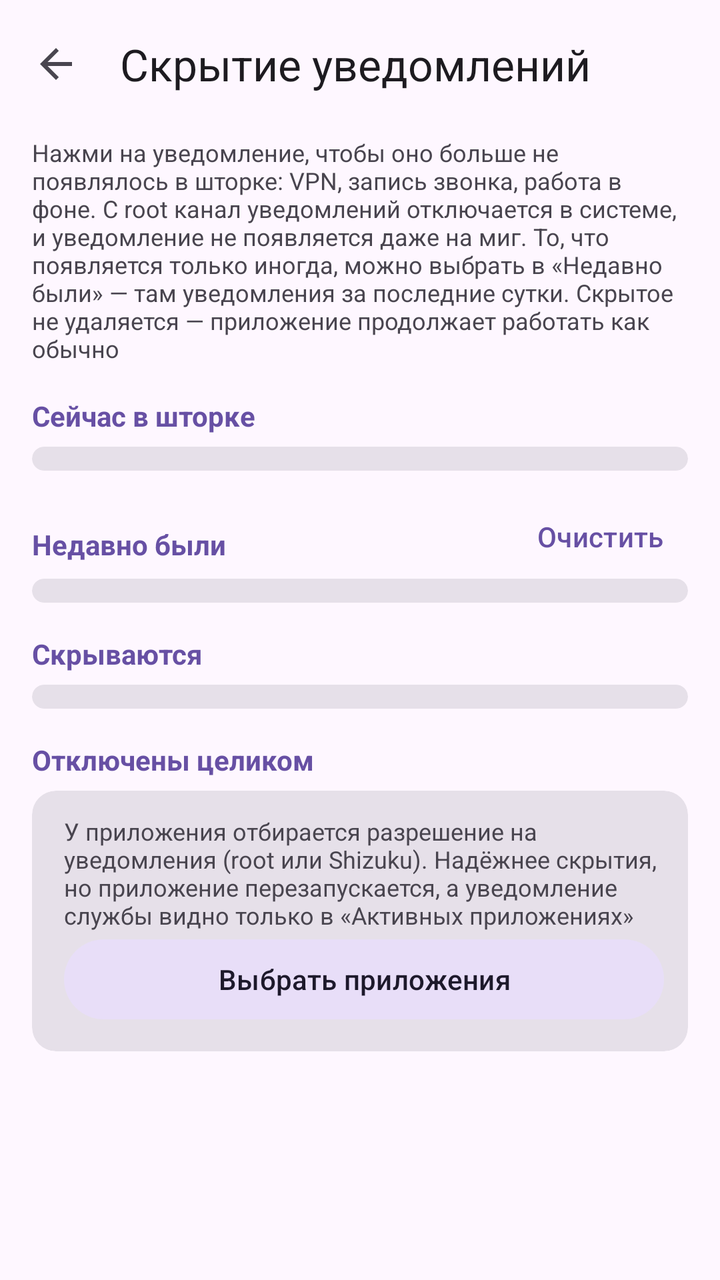
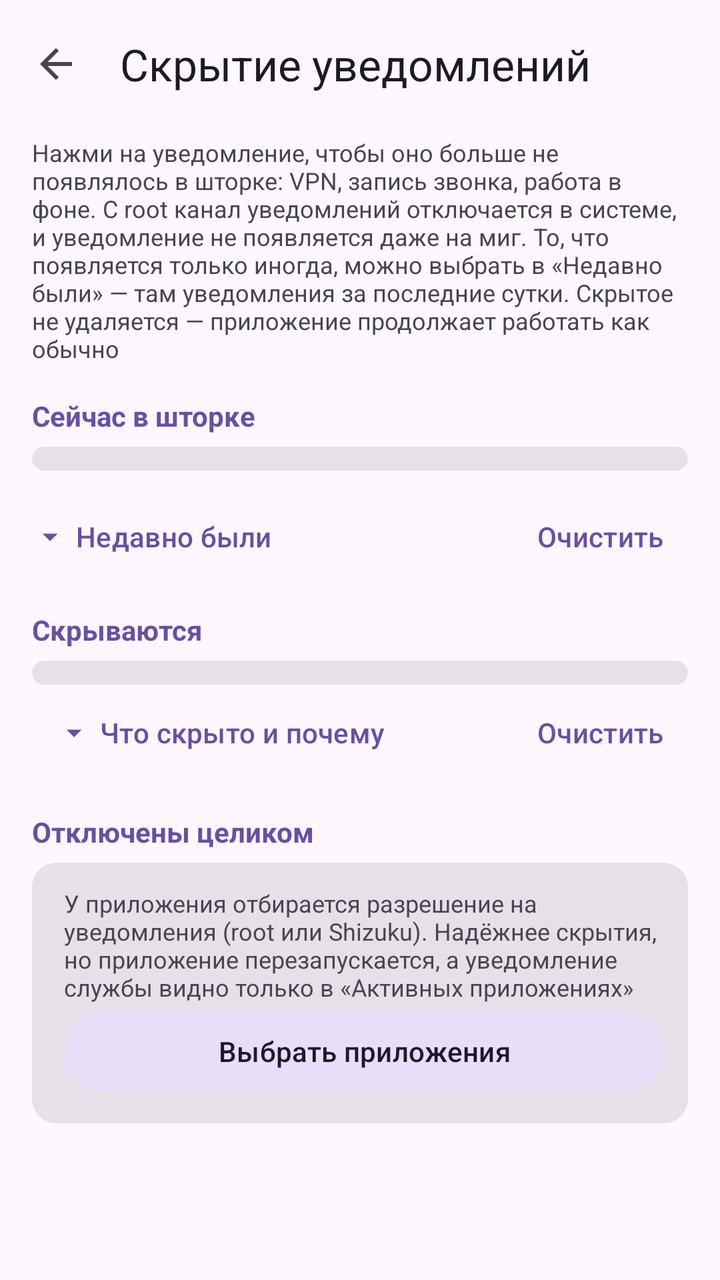

Two renders of the same Android screen: before a commit and after it. Below are the layout's source before the change and the commit's diff.
<!-- AndroidManifest.xml: application theme Theme.NetModeSwitch -->
<!-- res/layout/activity_notif_hide.xml -->
<?xml version="1.0" encoding="utf-8"?>
<LinearLayout xmlns:android="http://schemas.android.com/apk/res/android"
    xmlns:app="http://schemas.android.com/apk/res-auto"
    android:layout_width="match_parent"
    android:layout_height="match_parent"
    android:fitsSystemWindows="true"
    android:orientation="vertical">

    <com.google.android.material.appbar.MaterialToolbar
        android:id="@+id/toolbar"
        android:layout_width="match_parent"
        android:layout_height="wrap_content"
        app:navigationIcon="?attr/homeAsUpIndicator"
        app:title="@string/hide_title" />

    <ScrollView
        android:layout_width="match_parent"
        android:layout_height="match_parent"
        android:clipToPadding="false">

        <LinearLayout
            android:layout_width="match_parent"
            android:layout_height="wrap_content"
            android:orientation="vertical"
            android:paddingStart="16dp"
            android:paddingEnd="16dp"
            android:paddingBottom="24dp">

            <TextView
                style="@style/NMS.Hint"
                android:layout_marginTop="4dp"
                android:text="@string/hide_hint" />

            
            <LinearLayout
                android:id="@+id/noAccess"
                android:layout_width="match_parent"
                android:layout_height="wrap_content"
                android:layout_marginTop="12dp"
                android:orientation="vertical"
                android:visibility="gone">

                <TextView
                    style="@style/NMS.Hint"
                    android:textColor="?attr/colorError"
                    android:text="@string/hide_no_access" />

                <com.google.android.material.button.MaterialButton
                    android:id="@+id/grant"
                    style="@style/NMS.PickButton"
                    android:layout_marginTop="6dp"
                    android:text="@string/hide_grant" />
            </LinearLayout>

            <TextView
                style="@style/NMS.Section"
                android:text="@string/hide_sec_shade" />

            <com.google.android.material.card.MaterialCardView style="@style/NMS.Card">

                <LinearLayout
                    android:id="@+id/shadeList"
                    android:layout_width="match_parent"
                    android:layout_height="wrap_content"
                    android:orientation="vertical" />
            </com.google.android.material.card.MaterialCardView>

            <LinearLayout
                android:layout_width="match_parent"
                android:layout_height="wrap_content"
                android:gravity="center_vertical"
                android:orientation="horizontal">

                <TextView
                    style="@style/NMS.Section"
                    android:layout_width="0dp"
                    android:layout_weight="1"
                    android:text="@string/hide_sec_recent" />

                <com.google.android.material.button.MaterialButton
                    android:id="@+id/recentClear"
                    style="@style/Widget.Material3.Button.TextButton"
                    android:layout_width="wrap_content"
                    android:layout_height="wrap_content"
                    android:layout_marginTop="6dp"
                    android:text="@string/hide_recent_clear" />
            </LinearLayout>

            <com.google.android.material.card.MaterialCardView style="@style/NMS.Card">

                <LinearLayout
                    android:id="@+id/recentList"
                    android:layout_width="match_parent"
                    android:layout_height="wrap_content"
                    android:orientation="vertical" />
            </com.google.android.material.card.MaterialCardView>

            <TextView
                style="@style/NMS.Section"
                android:text="@string/hide_sec_rules" />

            <com.google.android.material.card.MaterialCardView style="@style/NMS.Card">

                <LinearLayout
                    android:id="@+id/ruleList"
                    android:layout_width="match_parent"
                    android:layout_height="wrap_content"
                    android:orientation="vertical" />
            </com.google.android.material.card.MaterialCardView>

            <TextView
                android:id="@+id/blockSection"
                style="@style/NMS.Section"
                android:text="@string/hide_sec_blocked" />

            <com.google.android.material.card.MaterialCardView
                android:id="@+id/blockCard"
                style="@style/NMS.Card">

                <LinearLayout
                    android:layout_width="match_parent"
                    android:layout_height="wrap_content"
                    android:orientation="vertical">

                    <TextView
                        style="@style/NMS.Hint"
                        android:layout_marginTop="6dp"
                        android:text="@string/hide_block_hint" />

                    <LinearLayout
                        android:id="@+id/blockList"
                        android:layout_width="match_parent"
                        android:layout_height="wrap_content"
                        android:orientation="vertical" />

                    <com.google.android.material.button.MaterialButton
                        android:id="@+id/blockPick"
                        style="@style/NMS.PickButton"
                        android:layout_marginBottom="6dp"
                        android:text="@string/hide_block_pick" />
                </LinearLayout>
            </com.google.android.material.card.MaterialCardView>
        </LinearLayout>
    </ScrollView>
</LinearLayout>
<!-- resources referenced by this layout -->
<resources>
  <string name="hide_block_hint">У приложения отбирается разрешение на уведомления (root или Shizuku). Надёжнее скрытия, но приложение перезапускается, а уведомление службы видно только в «Активных приложениях»</string>
  <string name="hide_block_pick">Выбрать приложения</string>
  <string name="hide_grant">Включить доступ к уведомлениям</string>
  <string name="hide_hint">Нажми на уведомление, чтобы оно больше не появлялось в шторке: VPN, запись звонка, работа в фоне. С root канал уведомлений отключается в системе, и уведомление не появляется даже на миг. То, что появляется только иногда, можно выбрать в «Недавно были» — там уведомления за последние сутки. Скрытое не удаляется — приложение продолжает работать как обычно</string>
  <string name="hide_no_access">Нет доступа к уведомлениям — без него ничего не видно и не скрывается</string>
  <string name="hide_recent_clear">Очистить</string>
  <string name="hide_sec_blocked">Отключены целиком</string>
  <string name="hide_sec_recent">Недавно были</string>
  <string name="hide_sec_rules">Скрываются</string>
  <string name="hide_sec_shade">Сейчас в шторке</string>
  <string name="hide_title">Скрытие уведомлений</string>
  <style name="NMS.Card" parent="Widget.Material3.CardView.Filled">
          <item name="android:layout_width">match_parent</item>
          <item name="android:layout_height">wrap_content</item>
          <item name="contentPaddingLeft">16dp</item>
          <item name="contentPaddingRight">12dp</item>
          <item name="contentPaddingTop">6dp</item>
          <item name="contentPaddingBottom">6dp</item>
      </style>
  <style name="NMS.Hint">
          <item name="android:layout_width">match_parent</item>
          <item name="android:layout_height">wrap_content</item>
          <item name="android:textSize">12sp</item>
          <item name="android:textColor">?attr/colorOnSurfaceVariant</item>
          <item name="android:layout_marginTop">2dp</item>
      </style>
  <style name="NMS.PickButton" parent="Widget.Material3.Button.TonalButton">
          <item name="android:layout_width">match_parent</item>
          <item name="android:layout_height">wrap_content</item>
      </style>
  <style name="NMS.Section">
          <item name="android:layout_width">match_parent</item>
          <item name="android:layout_height">wrap_content</item>
          <item name="android:layout_marginTop">16dp</item>
          <item name="android:layout_marginBottom">6dp</item>
          <item name="android:textSize">14sp</item>
          <item name="android:textStyle">bold</item>
          <item name="android:textColor">?attr/colorPrimary</item>
      </style>
  <style name="Theme.NetModeSwitch" parent="Theme.Material3.DayNight.NoActionBar">
          <item name="android:statusBarColor">?attr/colorSurface</item>
          <item name="android:navigationBarColor">?attr/colorSurface</item>
          
          <item name="android:windowLightStatusBar">true</item>
          <item name="android:windowLightNavigationBar">true</item>
      </style>
</resources>

<!-- the commit's change to res/layout/activity_notif_hide.xml (unified diff, before → after) -->
@@ -30,6 +30,18 @@
                 style="@style/NMS.Hint"
                 android:layout_marginTop="4dp"
                 android:text="@string/hide_hint" />
+
+            <TextView
+                android:id="@+id/restoreStatus"
+                style="@style/NMS.Hint"
+                android:textColor="?attr/colorError"
+                android:visibility="gone" />
+
+            <com.google.android.material.button.MaterialButton
+                android:id="@+id/retryRestore"
+                style="@style/NMS.PickButton"
+                android:text="@string/hide_retry_restore"
+                android:visibility="gone" />
 
             
             <LinearLayout
@@ -71,11 +83,19 @@
                 android:gravity="center_vertical"
                 android:orientation="horizontal">
 
-                <TextView
-                    style="@style/NMS.Section"
+                <com.google.android.material.button.MaterialButton
+                    android:id="@+id/recentToggle"
+                    style="@style/Widget.Material3.Button.TextButton"
                     android:layout_width="0dp"
+                    android:layout_height="wrap_content"
+                    android:layout_marginTop="6dp"
                     android:layout_weight="1"
-                    android:text="@string/hide_sec_recent" />
+                    android:gravity="start|center_vertical"
+                    android:minHeight="48dp"
+                    android:paddingStart="0dp"
+                    android:text="@string/hide_sec_recent"
+                    app:icon="@drawable/ic_expand"
+                    app:iconGravity="start" />
 
                 <com.google.android.material.button.MaterialButton
                     android:id="@+id/recentClear"
@@ -86,13 +106,35 @@
                     android:text="@string/hide_recent_clear" />
             </LinearLayout>
 
-            <com.google.android.material.card.MaterialCardView style="@style/NMS.Card">
-
-                <LinearLayout
-                    android:id="@+id/recentList"
-                    android:layout_width="match_parent"
-                    android:layout_height="wrap_content"
-                    android:orientation="vertical" />
+            <com.google.android.material.card.MaterialCardView
+                android:id="@+id/recentCard"
+                style="@style/NMS.Card"
+                android:visibility="gone">
+
+                <LinearLayout
+                    android:layout_width="match_parent"
+                    android:layout_height="wrap_content"
+                    android:orientation="vertical">
+
+                    <com.google.android.material.textfield.TextInputLayout
+                        android:layout_width="match_parent"
+                        android:layout_height="wrap_content"
+                        android:hint="@string/hide_history_search"
+                        app:endIconMode="clear_text">
+                        <com.google.android.material.textfield.TextInputEditText
+                            android:id="@+id/historySearch"
+                            android:layout_width="match_parent"
+                            android:layout_height="wrap_content"
+                            android:inputType="text"
+                            android:singleLine="true" />
+                    </com.google.android.material.textfield.TextInputLayout>
+
+                    <LinearLayout
+                        android:id="@+id/recentList"
+                        android:layout_width="match_parent"
+                        android:layout_height="wrap_content"
+                        android:orientation="vertical" />
+                </LinearLayout>
             </com.google.android.material.card.MaterialCardView>
 
             <TextView
@@ -106,6 +148,50 @@
                     android:layout_width="match_parent"
                     android:layout_height="wrap_content"
                     android:orientation="vertical" />
+            </com.google.android.material.card.MaterialCardView>
+
+            <LinearLayout
+                android:layout_width="match_parent"
+                android:layout_height="wrap_content"
+                android:gravity="center_vertical"
+                android:orientation="horizontal">
+
+                <com.google.android.material.button.MaterialButton
+                    android:id="@+id/journalToggle"
+                    style="@style/Widget.Material3.Button.TextButton"
+                    android:layout_width="0dp"
+                    android:layout_height="wrap_content"
+                    android:layout_weight="1"
+                    android:gravity="start|center_vertical"
+                    android:minHeight="48dp"
+                    android:text="@string/hide_journal_title"
+                    app:icon="@drawable/ic_expand" />
+
+                <com.google.android.material.button.MaterialButton
+                    android:id="@+id/journalClear"
+                    style="@style/Widget.Material3.Button.TextButton"
+                    android:layout_width="wrap_content"
+                    android:layout_height="wrap_content"
+                    android:text="@string/hide_recent_clear" />
+            </LinearLayout>
+
+            <com.google.android.material.card.MaterialCardView
+                android:id="@+id/journalCard"
+                style="@style/NMS.Card"
+                android:visibility="gone">
+                <LinearLayout
+                    android:layout_width="match_parent"
+                    android:layout_height="wrap_content"
+                    android:orientation="vertical">
+                    <TextView
+                        style="@style/NMS.Hint"
+                        android:text="@string/hide_journal_hint" />
+                    <LinearLayout
+                        android:id="@+id/journalList"
+                        android:layout_width="match_parent"
+                        android:layout_height="wrap_content"
+                        android:orientation="vertical" />
+                </LinearLayout>
             </com.google.android.material.card.MaterialCardView>
 
             <TextView
<!-- resource entries referenced after the edit -->
@@ -1,11 +1,21 @@
 <!-- resources referenced by this layout -->
 <resources>
+  <!-- drawable ic_expand (drawable) -->
+  <vector xmlns:android="http://schemas.android.com/apk/res/android"
+      android:width="24dp" android:height="24dp"
+      android:viewportWidth="24" android:viewportHeight="24">
+      <path android:fillColor="@android:color/white" android:pathData="M7,10l5,5 5,-5z" />
+  </vector>
   <string name="hide_block_hint">У приложения отбирается разрешение на уведомления (root или Shizuku). Надёжнее скрытия, но приложение перезапускается, а уведомление службы видно только в «Активных приложениях»</string>
   <string name="hide_block_pick">Выбрать приложения</string>
   <string name="hide_grant">Включить доступ к уведомлениям</string>
   <string name="hide_hint">Нажми на уведомление, чтобы оно больше не появлялось в шторке: VPN, запись звонка, работа в фоне. С root канал уведомлений отключается в системе, и уведомление не появляется даже на миг. То, что появляется только иногда, можно выбрать в «Недавно были» — там уведомления за последние сутки. Скрытое не удаляется — приложение продолжает работать как обычно</string>
+  <string name="hide_history_search">Поиск по приложению и уведомлению</string>
+  <string name="hide_journal_hint">Последние 100 событий за сутки. Одинаковые события записываются не чаще раза в минуту. Отключённый через root канал не присылает уведомления — его состояние смотри в правиле. Журнал хранится на телефоне, без текста сообщений и не включается в резервную копию</string>
+  <string name="hide_journal_title">Что скрыто и почему</string>
   <string name="hide_no_access">Нет доступа к уведомлениям — без него ничего не видно и не скрывается</string>
   <string name="hide_recent_clear">Очистить</string>
+  <string name="hide_retry_restore">Повторить восстановление</string>
   <string name="hide_sec_blocked">Отключены целиком</string>
   <string name="hide_sec_recent">Недавно были</string>
   <string name="hide_sec_rules">Скрываются</string>
